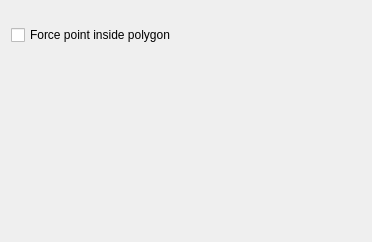
Before: the Qt Designer form src/ui/symbollayer/widget_centroidfill.ui in qgis/QGIS, drawn with Qt 5.
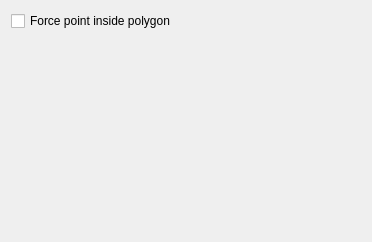
After: the same form once the commit is applied.

Commit message: More widget layout tweaks

```diff
--- a/src/ui/symbollayer/widget_centroidfill.ui
+++ b/src/ui/symbollayer/widget_centroidfill.ui
@@ -18,27 +18,17 @@
     <layout class="QHBoxLayout" name="horizontalLayout">
      <item>
       <widget class="QCheckBox" name="mDrawInsideCheckBox">
+       <property name="sizePolicy">
+        <sizepolicy hsizetype="Preferred" vsizetype="Fixed">
+         <horstretch>0</horstretch>
+         <verstretch>0</verstretch>
+        </sizepolicy>
+       </property>
        <property name="text">
         <string>Force point inside polygon</string>
        </property>
       </widget>
      </item>
-     <item>
-      <spacer>
-       <property name="orientation">
-        <enum>Qt::Horizontal</enum>
-       </property>
-       <property name="sizeType">
-        <enum>QSizePolicy::Preferred</enum>
-       </property>
-       <property name="sizeHint" stdset="0">
-        <size>
-         <width>112</width>
-         <height>48</height>
-        </size>
-       </property>
-      </spacer>
-     </item>
     </layout>
    </item>
    <item>
```
The commit also changes 5 other files.
